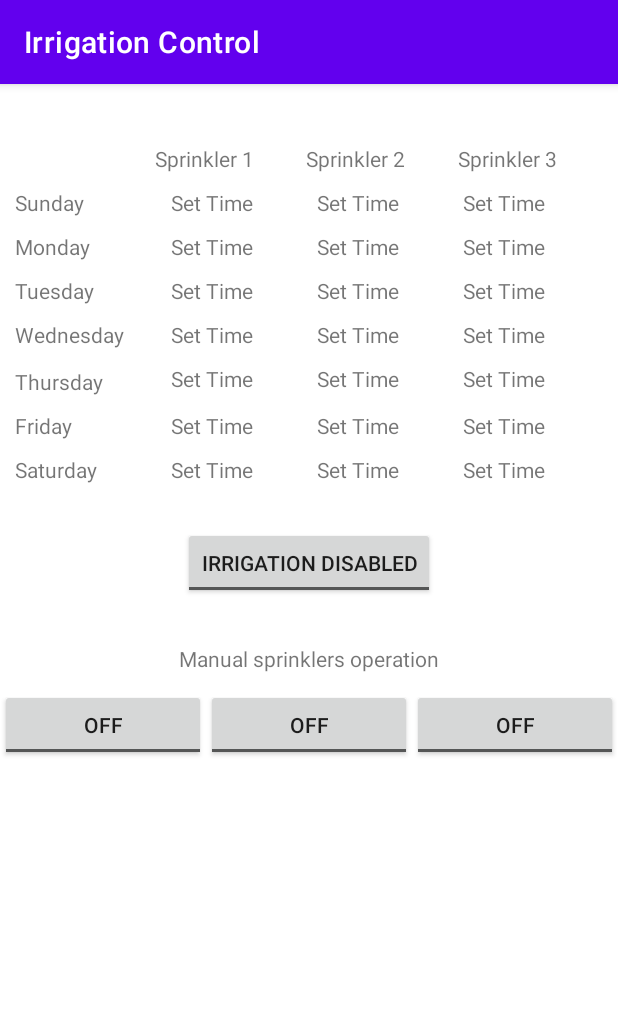
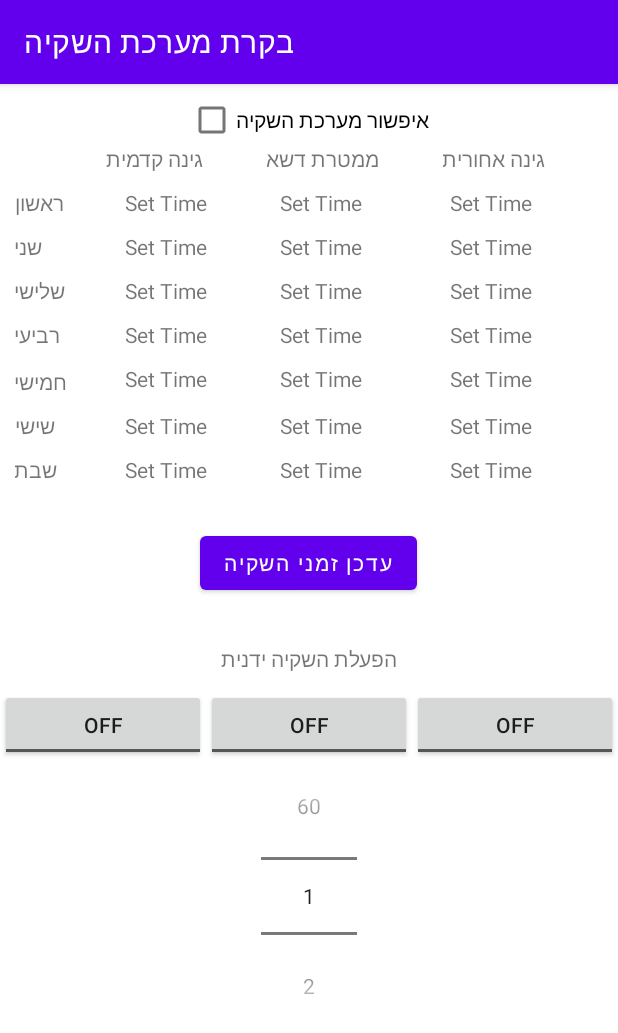
Before and after one commit to AviK-codes/AndroidMQTT, an Android app: the MainActivityMqttSetting screen opened directly, with no data from a screen before it, on a phone screen of 412 x 824 dp. Shown: the top 1033 px of the screen. Run offline under Robolectric (Android 15) with nearby library versions, the phone set to English and light mode, and no system bars.

Commit message:
bug fix, removal of onclick from constraintlayout.widget that crashed when second activity was clicked on the background. Addition of number picker for the manual duration setting

```diff
--- a/app/src/main/java/com/example/test2/MainActivity.java
+++ b/app/src/main/java/com/example/test2/MainActivity.java
@@ -210,7 +210,7 @@ public class MainActivity extends AppCompatActivity {
       MainActivityMqttSetting aa=MainActivityMqttSetting.getInstance();
       if (aa!=null)
       {
-          MainActivityMqttSetting.getInstance().tbutton.setChecked(DeviceIrrigationStatus);
+          MainActivityMqttSetting.getInstance().setDisablechkbox(DeviceIrrigationStatus);
       }
      }
      if (topic.contains("reportsolenoidssettings"))
--- a/app/src/main/java/com/example/test2/MainActivityMqttSetting.java
+++ b/app/src/main/java/com/example/test2/MainActivityMqttSetting.java
@@ -11,6 +11,9 @@ import android.view.View;
 import android.util.Log;
 
 import android.os.Bundle;
+import android.widget.Button;
+import android.widget.CheckBox;
+import android.widget.NumberPicker;
 import android.widget.TextView;
 import android.widget.TimePicker;
 import android.widget.Toast;
@@ -45,7 +48,8 @@ public class MainActivityMqttSetting extends AppCompatActivity
     JSONObject jsonObjSprinkler11;
     JSONObject jsonObjSprinkler22;
     JSONObject jsonObjSprinkler33;
-    ToggleButton tbutton;
+    CheckBox chkbox;
+    private NumberPicker picker_manual_time;
 
     public TextView previous_sptime;
     boolean start_time = true;
@@ -60,7 +64,25 @@ public class MainActivityMqttSetting extends AppCompatActivity
         instance = this;
         String spname;
         boolean is_file = false;
-        tbutton= (ToggleButton) findViewById(R.id.buttonConfigDevice);
+        chkbox= (CheckBox) findViewById(R.id.checkBoxDisEna);
+        picker_manual_time = findViewById(R.id.numberpicker_main_picker);
+        picker_manual_time.setMaxValue(60);
+        picker_manual_time.setMinValue(1);
+
+        picker_manual_time.setOnValueChangedListener(new NumberPicker.OnValueChangeListener() {
+            @Override
+            public void onValueChange(NumberPicker numberPicker, int i, int i1) {
+                int valuePicker1 = picker_manual_time.getValue();
+                Log.d("picker value", String. valueOf(valuePicker1));
+            }
+        });
+
+        final Button button = (Button) findViewById(R.id.buttonConfigDevice);
+        button.setOnClickListener(new View.OnClickListener() {
+            public void onClick(View v) {
+                ComposeMsgToDevice();
+            }
+        });
 
         try
         {
@@ -231,15 +253,15 @@ public class MainActivityMqttSetting extends AppCompatActivity
     }
 
     // prepare json data for sending it to the remote device
-    public void ComposeMsgToDevice(View view)
+    public void ComposeMsgToDevice()
     {
         String daysofweek[]={"Sunday","Monday","Tuesday","wednesday","Thursday","Friday","Saturday"};
 
         JSONArray timedarray1 = new JSONArray();
         JSONArray timedarray2 = new JSONArray();
         JSONArray timedarray3 = new JSONArray();
-
-        boolean on = ((ToggleButton) view).isChecked();
+        CheckBox chkbox=findViewById(R.id.checkBoxDisEna);
+        boolean on = ((CheckBox) chkbox).isChecked();
         if (on)
         {
             MainActivity.getInstance().SetDeviceSettings(MainActivity.getInstance().topic_setirrigationstate,"{'Irrigation' : 'ENABLE'}");
@@ -370,12 +392,12 @@ public class MainActivityMqttSetting extends AppCompatActivity
             boolean on = ((ToggleButton) view).isChecked();
             if (on)
             {
-             MainActivity.getInstance().SetDeviceSettings(MainActivity.getInstance().topic_setsolenoidsstatus,"{'Solenoid1' : 'ENABLE'}");
+             MainActivity.getInstance().SetDeviceSettings(MainActivity.getInstance().topic_setsolenoidsstatus,"{'Solenoid1' : ['ENABLE' , '5']}");
              Log.w("toogle on", "spr1");
             }
             else
             {
-             MainActivity.getInstance().SetDeviceSettings(MainActivity.getInstance().topic_setsolenoidsstatus, "{'Solenoid1' : 'DISABLE'}");
+             MainActivity.getInstance().SetDeviceSettings(MainActivity.getInstance().topic_setsolenoidsstatus, "{'Solenoid1' : ['DISABLE' , '0']}");
              Log.w("toogle off", "spr1");
             }
         }
@@ -384,12 +406,12 @@ public class MainActivityMqttSetting extends AppCompatActivity
             boolean on = ((ToggleButton) view).isChecked();
             if (on)
             {
-             MainActivity.getInstance().SetDeviceSettings(MainActivity.getInstance().topic_setsolenoidsstatus,"{'Solenoid2' : 'ENABLE'}");
+             MainActivity.getInstance().SetDeviceSettings(MainActivity.getInstance().topic_setsolenoidsstatus,"{'Solenoid2' : ['ENABLE', '4']}");
              Log.w("toogle on", "spr2");
             }
             else
             {
-             MainActivity.getInstance().SetDeviceSettings(MainActivity.getInstance().topic_setsolenoidsstatus,"{'Solenoid2' : 'DISABLE'}");
+             MainActivity.getInstance().SetDeviceSettings(MainActivity.getInstance().topic_setsolenoidsstatus,"{'Solenoid2' : ['DISABLE', '0']}");
              Log.w("toogle off", "spr2");
             }
         }
@@ -398,39 +420,24 @@ public class MainActivityMqttSetting extends AppCompatActivity
             boolean on = ((ToggleButton) view).isChecked();
             if (on)
             {
-             MainActivity.getInstance().SetDeviceSettings(MainActivity.getInstance().topic_setsolenoidsstatus,"{'Solenoid3' : 'ENABLE'}");
+             MainActivity.getInstance().SetDeviceSettings(MainActivity.getInstance().topic_setsolenoidsstatus,"{'Solenoid3' : ['ENABLE', '3']}");
              Log.w("toogle on", "spr3");
             }
             else
             {
-             MainActivity.getInstance().SetDeviceSettings(MainActivity.getInstance().topic_setsolenoidsstatus,"{'Solenoid3' : 'DISABLE'}");
+             MainActivity.getInstance().SetDeviceSettings(MainActivity.getInstance().topic_setsolenoidsstatus,"{'Solenoid3' : ['DISABLE', '0']}");
              Log.w("toogle off", "spr3");
             }
         }
     }
 
-    public void DisableDeviceIrrigation(View view)
+    public static MainActivityMqttSetting getInstance()
     {
-        boolean on = ((ToggleButton) view).isChecked();
-        if (on)
-        {
-            MainActivity.getInstance().SetDeviceSettings(MainActivity.getInstance().topic_setirrigationstate,"{'Irrigation' : 'ENABLE'}");
-            MainActivity.getInstance().DeviceIrrigationStatus=true;
-            Log.w("Irrigation enabled", "Irri");
-        }
-        else
-        {
-            MainActivity.getInstance().SetDeviceSettings(MainActivity.getInstance().topic_setirrigationstate,"{'Irrigation' : 'DISABLE'}");
-            MainActivity.getInstance().DeviceIrrigationStatus=false;
-            Log.w("Irrigation disabled", "Irri");
-        }
-    }
-
-    public static MainActivityMqttSetting getInstance() {
         return instance;
     }
 
-    public boolean onKeyDown(int keyCode, KeyEvent event) {
+    public boolean onKeyDown(int keyCode, KeyEvent event)
+    {
         if (keyCode == KeyEvent.KEYCODE_BACK)
         {
             MainActivity.getInstance().pollDeviceForItsSettings();
@@ -438,4 +445,10 @@ public class MainActivityMqttSetting extends AppCompatActivity
         }
         return super.onKeyDown(keyCode, event);
     }
+
+
+    public void setDisablechkbox(boolean state)
+    {
+        chkbox.setChecked(state);
+    }
 }
--- a/app/src/main/res/layout/activity_main.xml
+++ b/app/src/main/res/layout/activity_main.xml
@@ -38,7 +38,7 @@
 
     <Button
         android:id="@+id/button_configDeviceSettings"
-        android:layout_width="140dp"
+        android:layout_width="171dp"
         android:layout_height="50dp"
         android:layout_marginStart="16dp"
         android:layout_marginEnd="16dp"
@@ -48,6 +48,6 @@
         app:layout_constraintEnd_toEndOf="parent"
         app:layout_constraintStart_toEndOf="@+id/button_getDeviceSettings"
         app:layout_constraintTop_toTopOf="parent"
-        app:layout_constraintVertical_bias="0.00999999" />
+        app:layout_constraintVertical_bias="0.009" />
 
 </androidx.constraintlayout.widget.ConstraintLayout>
--- a/app/src/main/res/layout/activity_main_mqtt_setting.xml
+++ b/app/src/main/res/layout/activity_main_mqtt_setting.xml
@@ -4,7 +4,6 @@
     xmlns:tools="http://schemas.android.com/tools"
     android:layout_width="match_parent"
     android:layout_height="match_parent"
-    android:onClick="ComposeMsgToDevice"
     tools:context=".MainActivityMqttSetting">
 
     <RelativeLayout
@@ -39,6 +38,7 @@
                     android:id="@+id/textViewSprinkler1"
                     android:layout_width="wrap_content"
                     android:layout_height="wrap_content"
+                    android:gravity="center_vertical|left"
                     android:layout_weight="25"
                     android:text="@string/sprinkler_1" />
 
@@ -46,6 +46,7 @@
                     android:id="@+id/textViewSprinkler2"
                     android:layout_width="wrap_content"
                     android:layout_height="wrap_content"
+                    android:gravity="center_vertical|left"
                     android:layout_weight="25"
                     android:text="@string/sprinkler_2" />
 
@@ -53,6 +54,7 @@
                     android:id="@+id/textViewSprinkler3"
                     android:layout_width="wrap_content"
                     android:layout_height="wrap_content"
+                    android:gravity="center_vertical|left"
                     android:layout_weight="25"
                     android:text="@string/sprinkler_3" />
 
@@ -68,6 +70,7 @@
                     android:id="@+id/textViewSunday"
                     android:layout_width="wrap_content"
                     android:layout_height="wrap_content"
+                    android:gravity="center_vertical|left"
                     android:layout_weight="25"
                     android:text="@string/sunday_txt" />
 
@@ -107,6 +110,7 @@
                     android:id="@+id/textViewMonday"
                     android:layout_width="wrap_content"
                     android:layout_height="wrap_content"
+                    android:gravity="center_vertical|left"
                     android:layout_weight="25"
                     android:text="@string/monday_txt" />
 
@@ -146,6 +150,7 @@
                     android:id="@+id/textViewTuesday"
                     android:layout_width="wrap_content"
                     android:layout_height="wrap_content"
+                    android:gravity="center_vertical|left"
                     android:layout_weight="25"
                     android:text="@string/tuesday_txt" />
 
@@ -185,6 +190,7 @@
                     android:id="@+id/textViewWedensday"
                     android:layout_width="wrap_content"
                     android:layout_height="wrap_content"
+                    android:gravity="center_vertical|left"
                     android:layout_weight="25"
                     android:text="@string/wednesday_txt" />
 
@@ -224,6 +230,7 @@
                     android:id="@+id/textViewThursday"
                     android:layout_width="wrap_content"
                     android:layout_height="wrap_content"
+                    android:gravity="center_vertical|left"
                     android:layout_marginTop="2dp"
                     android:layout_weight="25"
                     android:text="@string/thursday_txt" />
@@ -265,6 +272,7 @@
                     android:id="@+id/textViewFriday"
                     android:layout_width="wrap_content"
                     android:layout_height="wrap_content"
+                    android:gravity="center_vertical|left"
                     android:layout_weight="25"
                     android:text="@string/friday_txt" />
 
@@ -304,6 +312,7 @@
                     android:id="@+id/textViewSaturday"
                     android:layout_width="wrap_content"
                     android:layout_height="wrap_content"
+                    android:gravity="center_vertical|left"
                     android:layout_weight="25"
                     android:text="@string/saturday_txt" />
 
@@ -336,16 +345,13 @@
         </TableLayout>
 
 
-        <ToggleButton
+        <Button
             android:id="@+id/buttonConfigDevice"
             android:layout_width="wrap_content"
             android:layout_height="wrap_content"
             android:layout_below="@+id/tbllayout1"
             android:layout_centerHorizontal="true"
-            android:onClick="ComposeMsgToDevice"
-            android:text="@string/button_config_device_txt"
-            android:textOff="@string/txt_disable_irrigation"
-            android:textOn="@string/txt_enable_irrigation" />
+            android:text="@string/button_config_device_txt" />
 
         <TextView
             android:id="@+id/textViewtogglemsg"
@@ -391,6 +397,23 @@
 
         </TableRow>
 
+        <NumberPicker
+            android:id="@+id/numberpicker_main_picker"
+            android:layout_width="wrap_content"
+            android:layout_height="wrap_content"
+            app:layout_constraintBottom_toBottomOf="parent"
+            app:layout_constraintEnd_toEndOf="parent"
+            app:layout_constraintHorizontal_bias="0.5"
+            android:layout_centerHorizontal="true"
+            android:layout_below="@+id/togglebuttons"/>
+
+        <CheckBox
+            android:id="@+id/checkBoxDisEna"
+            android:layout_width="wrap_content"
+            android:layout_height="wrap_content"
+            android:layout_centerHorizontal="true"
+            android:text="@string/txt_chkbox_enable_irrigation" />
+
     </RelativeLayout>
 
 </androidx.constraintlayout.widget.ConstraintLayout>
--- a/app/src/main/res/values/strings.xml
+++ b/app/src/main/res/values/strings.xml
@@ -1,24 +1,25 @@
 <resources>
-    <string name="app_name">Irrigation Control</string>
-    <string name="button_getdevicesettings">Get Settings</string>
-    <string name="button_config_device_txt">Configure</string>
-    <string name="sunday_txt">Sunday</string>
-    <string name="monday_txt">Monday</string>
-    <string name="tuesday_txt">Tuesday</string>
-    <string name="wednesday_txt">Wednesday</string>
-    <string name="thursday_txt">Thursday</string>
-    <string name="friday_txt">Friday</string>
-    <string name="saturday_txt">Saturday</string>
+    <string name="app_name">בקרת מערכת השקיה</string>
+    <string name="button_getdevicesettings">קבל נתוני השקיה</string>
+    <string name="button_config_device_txt">עדכן זמני השקיה</string>
+    <string name="sunday_txt"> ראשון</string>
+    <string name="monday_txt"> שני</string>
+    <string name="tuesday_txt"> שלישי</string>
+    <string name="wednesday_txt"> רביעי</string>
+    <string name="thursday_txt"> חמישי</string>
+    <string name="friday_txt"> שישי</string>
+    <string name="saturday_txt"> שבת</string>
     <string name="sprinkler1toggle_txt">Toggle Sprinkler 1</string>
     <string name="sprinkler2toggle_txt">Toggle Sprinkler 2</string>
     <string name="sprinkler3toggle_txt">Toggle Sprinkler 3</string>
-    <string name="sprinkler_3">Sprinkler 3</string>
-    <string name="sprinkler_2">Sprinkler 2</string>
-    <string name="sprinkler_1">Sprinkler 1</string>
-    <string name="togglemsg_txt">Manual sprinklers operation</string>
+    <string name="sprinkler_3">גינה אחורית</string>
+    <string name="sprinkler_2">ממטרת דשא</string>
+    <string name="sprinkler_1">גינה קדמית</string>
+    <string name="togglemsg_txt">הפעלת השקיה ידנית</string>
     <string name="togglemsgmanualsprinkler1_txt">Sprinkler 1</string>
     <string name="togglemsg1_txt">Sprinkler 1</string>
     <string name="button_disable_device_txt">Disable Irrigation</string>
     <string name="txt_disable_irrigation">Irrigation disabled</string>
     <string name="txt_enable_irrigation">Irrigation enabled</string>
+    <string name="txt_chkbox_enable_irrigation">איפשור מערכת השקיה</string>
 </resources>
```
